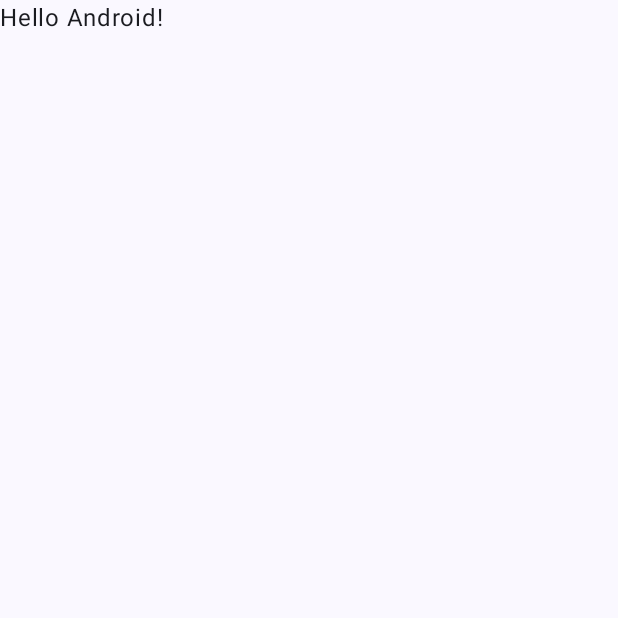
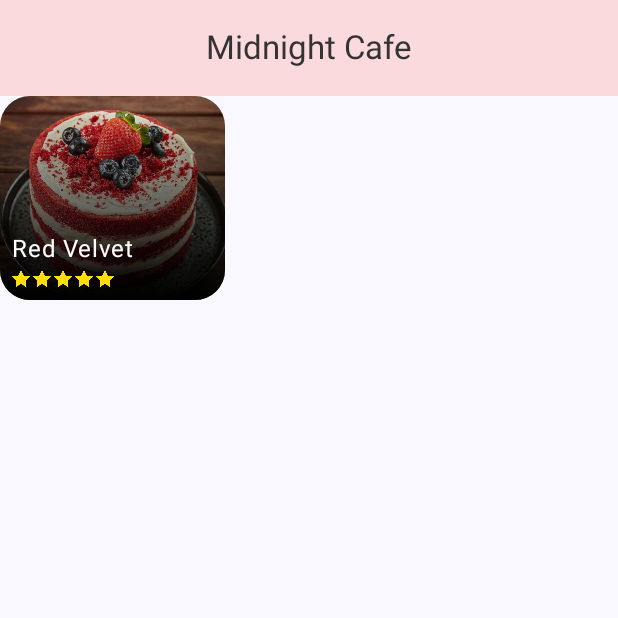
Before and after one commit to entr0pie/MidnightCafe, an Android app built with Jetpack Compose: the screen it shows after launch (MainActivity), on a phone screen of 412 x 824 dp, the top half of it. Before the commit the part shown is almost empty. Run offline under Robolectric (Android 15) with nearby library versions, the phone set to English and light mode, and no system bars.

Commit message:
feat: add scaffold and first components

```diff
--- a/app/src/main/java/tandera/hackerspace/midnightcafe/MainActivity.kt
+++ b/app/src/main/java/tandera/hackerspace/midnightcafe/MainActivity.kt
@@ -4,13 +4,24 @@ import android.os.Bundle
 import androidx.activity.ComponentActivity
 import androidx.activity.compose.setContent
 import androidx.activity.enableEdgeToEdge
+import androidx.compose.foundation.layout.Row
+import androidx.compose.foundation.layout.fillMaxHeight
 import androidx.compose.foundation.layout.fillMaxSize
+import androidx.compose.foundation.layout.fillMaxWidth
+import androidx.compose.foundation.layout.height
 import androidx.compose.foundation.layout.padding
+import androidx.compose.foundation.layout.width
 import androidx.compose.material3.Scaffold
-import androidx.compose.material3.Text
 import androidx.compose.runtime.Composable
+import androidx.compose.ui.Alignment
 import androidx.compose.ui.Modifier
 import androidx.compose.ui.tooling.preview.Preview
+import androidx.compose.ui.unit.TextUnit
+import androidx.compose.ui.unit.TextUnitType
+import androidx.compose.ui.unit.dp
+import tandera.hackerspace.midnightcafe.ui.components.common.MainTopBar
+import tandera.hackerspace.midnightcafe.ui.components.common.Score
+import tandera.hackerspace.midnightcafe.ui.components.recipe.card.RecipeCard
 import tandera.hackerspace.midnightcafe.ui.theme.MidnightCafeTheme
 
 class MainActivity : ComponentActivity() {
@@ -19,10 +30,18 @@ class MainActivity : ComponentActivity() {
         enableEdgeToEdge()
         setContent {
             MidnightCafeTheme {
-                Scaffold(modifier = Modifier.fillMaxSize()) { innerPadding ->
-                    Greeting(
-                        name = "Android",
-                        modifier = Modifier.padding(innerPadding)
+                Scaffold(
+                    topBar = { MainTopBar() }
+                ) { innerPadding ->
+                    RecipeCard(
+                        "Red Velvet",
+                        Score.FIVE,
+                        R.drawable.red_velvet,
+                        "A sliced piece of Red Velvet.",
+                        modifier = Modifier
+                            .width(150.dp)
+                            .height(200.dp)
+                            .padding(innerPadding)
                     )
                 }
             }
@@ -30,18 +49,28 @@ class MainActivity : ComponentActivity() {
     }
 }
 
-@Composable
-fun Greeting(name: String, modifier: Modifier = Modifier) {
-    Text(
-        text = "Hello $name!",
-        modifier = modifier
-    )
-}
-
 @Preview(showBackground = true)
 @Composable
-fun GreetingPreview() {
+fun MainActivityPreview() {
     MidnightCafeTheme {
-        Greeting("Android")
+        Scaffold(
+            topBar = { MainTopBar() }
+        ) { innerPadding ->
+            Row(modifier = Modifier.fillMaxSize()) {
+                RecipeCard(
+                    "Red Velvet",
+                    Score.FIVE,
+                    R.drawable.red_velvet,
+                    "A sliced piece of Red Velvet.",
+                    modifier = Modifier
+                        .fillMaxWidth(0.80f)
+                        .fillMaxHeight(0.60f)
+                        .align(Alignment.CenterVertically)
+                        .padding(innerPadding),
+                    titleSize = TextUnit(36.0f, TextUnitType.Sp),
+                    starSize = 24.dp
+                )
+            }
+        }
     }
 }
--- /dev/null
+++ b/app/src/main/java/tandera/hackerspace/midnightcafe/ui/components/common/TopBar.kt
@@ -0,0 +1,43 @@
+package tandera.hackerspace.midnightcafe.ui.components.common
+
+import androidx.compose.material3.CenterAlignedTopAppBar
+import androidx.compose.material3.ExperimentalMaterial3Api
+import androidx.compose.material3.Text
+import androidx.compose.material3.TopAppBarColors
+import androidx.compose.runtime.Composable
+import androidx.compose.ui.Modifier
+import androidx.compose.ui.tooling.preview.Preview
+import tandera.hackerspace.midnightcafe.ui.theme.Palette
+
+@OptIn(ExperimentalMaterial3Api::class)
+private val COLORS = TopAppBarColors(
+    containerColor = Palette.MistyRose,
+    scrolledContainerColor = Palette.MistyRose,
+    navigationIconContentColor = Palette.Jet,
+    titleContentColor = Palette.Jet,
+    actionIconContentColor = Palette.Jet,
+)
+
+@OptIn(ExperimentalMaterial3Api::class)
+@Composable
+fun TopBar(
+    modifier: Modifier = Modifier,
+    content: @Composable () -> Unit = {},
+) {
+    CenterAlignedTopAppBar(title = { content() }, colors = COLORS)
+}
+
+@Composable
+fun MainTopBar() {
+    TopBar() {
+        Text(text = "Midnight Cafe")
+    }
+}
+
+@Preview
+@Composable
+fun PreviewTopBar() {
+    TopBar() {
+        Text(text = "Midnight Cafe")
+    }
+}
--- a/app/src/main/java/tandera/hackerspace/midnightcafe/ui/components/recipe/card/RecipeCard.kt
+++ b/app/src/main/java/tandera/hackerspace/midnightcafe/ui/components/recipe/card/RecipeCard.kt
@@ -11,6 +11,8 @@ import androidx.compose.ui.Alignment
 import androidx.compose.ui.Modifier
 import androidx.compose.ui.draw.clip
 import androidx.compose.ui.tooling.preview.Preview
+import androidx.compose.ui.unit.Dp
+import androidx.compose.ui.unit.TextUnit
 import androidx.compose.ui.unit.dp
 import tandera.hackerspace.midnightcafe.R
 import tandera.hackerspace.midnightcafe.ui.components.common.Score
@@ -21,7 +23,9 @@ fun RecipeCard(
     score: Score,
     @DrawableRes image: Int,
     imageDescription: String,
-    modifier: Modifier = Modifier
+    modifier: Modifier = Modifier,
+    titleSize: TextUnit = TextUnit.Unspecified,
+    starSize: Dp = 12.dp,
 ) {
     Box(
         modifier = modifier.clip(RoundedCornerShape(20.dp))
@@ -29,7 +33,10 @@ fun RecipeCard(
         RecipeImage(image, imageDescription)
         RecipeFade()
         RecipeFooter(
-            title = title, score = score,
+            title = title,
+            score = score,
+            titleSize = titleSize,
+            starSize = starSize,
             modifier = Modifier
                 .align(Alignment.BottomStart)
                 .padding(8.dp)
```
Also changed, not shown: app/src/main/java/tandera/hackerspace/midnightcafe/ui/components/recipe/card/RecipeFooter.kt (+11 -3 lines).
